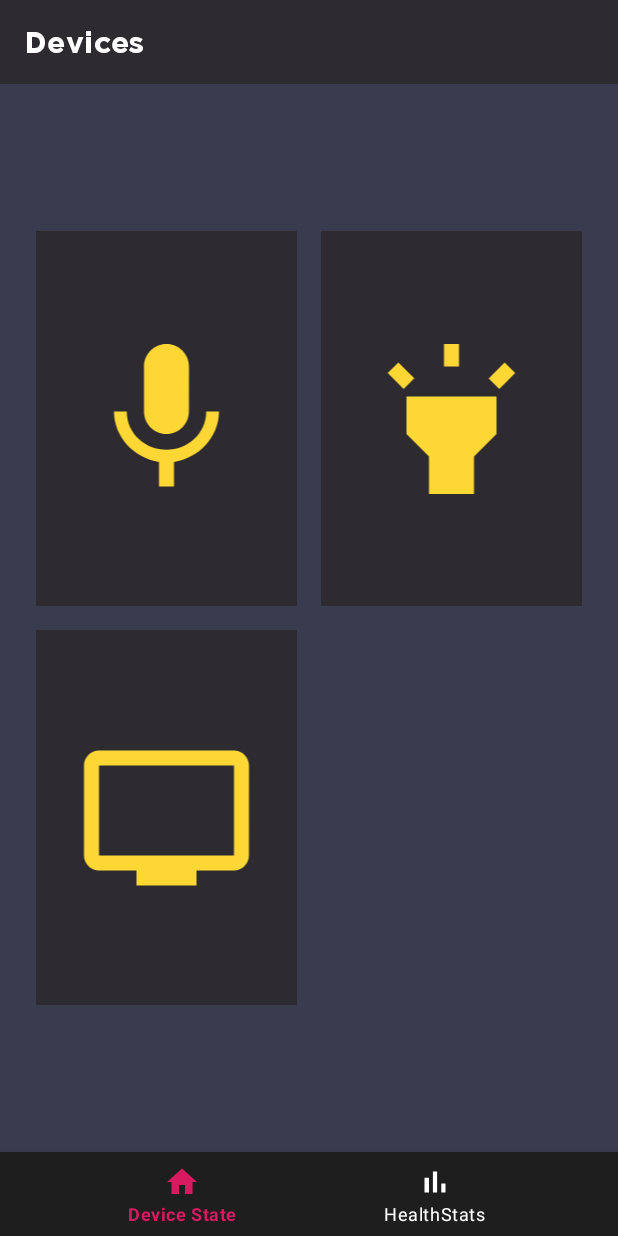
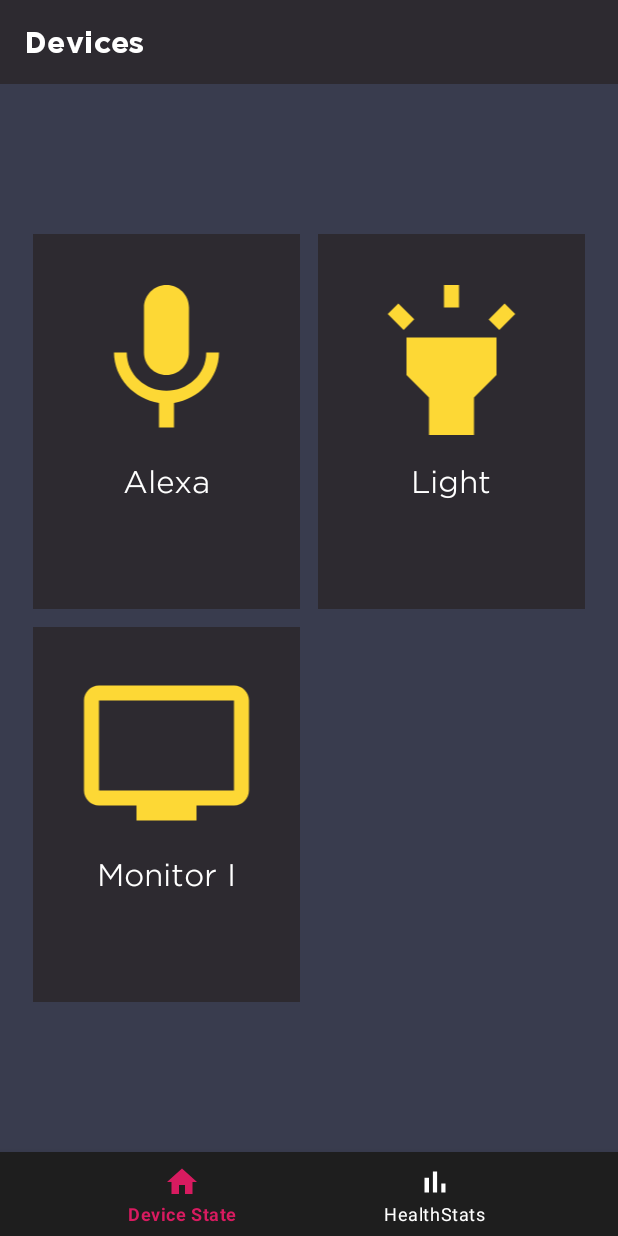
Before and after one commit to jasmeet0915/D.R.A.N.Z.E.R, an Android app: the screen it shows after launch (DranzerActivity), on a phone screen of 412 x 824 dp. Run offline under Robolectric (Android 15) with nearby library versions, the phone set to English and light mode, and no system bars; our stand-ins replace navigation-ui.

Commit message:
Adds theme for Dranzer H6 text
- Adds device title on `DeviceStateFragment`

```diff
--- a/dranzer-app/app/src/main/java/com/developers/dranzer/data/Device.kt
+++ b/dranzer-app/app/src/main/java/com/developers/dranzer/data/Device.kt
@@ -5,6 +5,7 @@ import com.developers.dranzer.R
 interface DeviceInterface {
     fun getTopic(): String
     fun getImage(): Int
+    fun getDeviceName(): String
 }
 
 enum class Device : DeviceInterface {
@@ -16,6 +17,10 @@ enum class Device : DeviceInterface {
         override fun getImage(): Int {
             return R.drawable.baseline_mic_black_48dp
         }
+
+        override fun getDeviceName(): String {
+            return "Alexa"
+        }
     },
     ROOM_LIGHT {
         override fun getTopic(): String {
@@ -25,6 +30,10 @@ enum class Device : DeviceInterface {
         override fun getImage(): Int {
             return R.drawable.baseline_highlight_yellow_600_48dp
         }
+
+        override fun getDeviceName(): String {
+            return "Light"
+        }
     },
     ALL {
         override fun getTopic(): String {
@@ -33,6 +42,10 @@ enum class Device : DeviceInterface {
 
         override fun getImage(): Int {
             TODO("Not yet implemented")
+        }
+
+        override fun getDeviceName(): String {
+            return "all"
         }
     };
 
@@ -45,6 +58,10 @@ enum class Device : DeviceInterface {
             override fun getImage(): Int {
                 TODO("Not yet implemented")
             }
+
+            override fun getDeviceName(): String {
+                return "Extension I"
+            }
         },
         EXTENSION_TWO {
             override fun getTopic(): String {
@@ -53,6 +70,10 @@ enum class Device : DeviceInterface {
 
             override fun getImage(): Int {
                 TODO("Not yet implemented")
+            }
+
+            override fun getDeviceName(): String {
+                return "Extension II"
             }
         },
     }
@@ -66,6 +87,10 @@ enum class Device : DeviceInterface {
             override fun getImage(): Int {
                 return R.drawable.baseline_tv_white_48dp
             }
+
+            override fun getDeviceName(): String {
+                return "Monitor I"
+            }
         },
         TWO {
             override fun getTopic(): String {
@@ -75,6 +100,10 @@ enum class Device : DeviceInterface {
             override fun getImage(): Int {
                 return R.drawable.baseline_tv_white_48dp
             }
+
+            override fun getDeviceName(): String {
+                return "Monitor II"
+            }
         };
     }
 }
--- a/dranzer-app/app/src/main/java/com/developers/dranzer/ui/devices/DeviceListAdapter.kt
+++ b/dranzer-app/app/src/main/java/com/developers/dranzer/ui/devices/DeviceListAdapter.kt
@@ -26,6 +26,7 @@ class DeviceListAdapter : ListAdapter<DranzerDevice, DeviceListViewHolder>(Devic
         fun bind(dranzerDevice: DranzerDevice) {
             val imageId = dranzerDevice.device.getImage()
             itemView.deviceImage.setImageResource(imageId)
+            itemView.deviceTitle.text = dranzerDevice.device.getDeviceName()
         }
     }
 
--- a/dranzer-app/app/src/main/res/layout/fragment_device_state.xml
+++ b/dranzer-app/app/src/main/res/layout/fragment_device_state.xml
@@ -1,5 +1,7 @@
 <?xml version="1.0" encoding="utf-8"?>
-<FrameLayout xmlns:android="http://schemas.android.com/apk/res/android"
+<androidx.constraintlayout.widget.ConstraintLayout
+    xmlns:android="http://schemas.android.com/apk/res/android"
+    xmlns:app="http://schemas.android.com/apk/res-auto"
     xmlns:tools="http://schemas.android.com/tools"
     android:layout_width="match_parent"
     android:layout_height="match_parent"
@@ -9,6 +11,10 @@
         android:id="@+id/deviceRecyclerView"
         android:layout_width="match_parent"
         android:layout_height="match_parent"
-        android:layout_margin="16dp"/>
+        android:layout_marginStart="16dp"
+        android:layout_marginEnd="16dp"
+        app:layout_constraintEnd_toEndOf="parent"
+        app:layout_constraintStart_toStartOf="parent"
+        app:layout_constraintTop_toTopOf="parent"/>
 
-</FrameLayout>
+</androidx.constraintlayout.widget.ConstraintLayout>
--- a/dranzer-app/app/src/main/res/layout/row_device.xml
+++ b/dranzer-app/app/src/main/res/layout/row_device.xml
@@ -1,18 +1,35 @@
 <?xml version="1.0" encoding="utf-8"?>
 <androidx.constraintlayout.widget.ConstraintLayout xmlns:android="http://schemas.android.com/apk/res/android"
     xmlns:app="http://schemas.android.com/apk/res-auto"
+    xmlns:tools="http://schemas.android.com/tools"
     android:layout_width="match_parent"
     android:layout_height="250dp"
-    android:layout_margin="8dp"
-     android:background="@color/colorPrimary">
+    android:layout_margin="6dp"
+    android:background="@color/colorPrimary">
 
     <ImageView
         android:id="@+id/deviceImage"
         android:layout_width="match_parent"
         android:layout_height="120dp"
+        android:layout_marginTop="24dp"
         android:src="@drawable/baseline_mic_black_48dp"
         app:layout_constraintBottom_toBottomOf="parent"
         app:layout_constraintEnd_toEndOf="parent"
         app:layout_constraintStart_toStartOf="parent"
-        app:layout_constraintTop_toTopOf="parent" />
+        app:layout_constraintTop_toTopOf="parent"
+        app:layout_constraintVertical_bias="0" />
+
+    <TextView
+        android:id="@+id/deviceTitle"
+        style="@style/Theme.Dranzer.Text.H6"
+        android:layout_width="0dp"
+        android:layout_height="wrap_content"
+        android:layout_marginTop="8dp"
+        android:gravity="center"
+        android:textColor="@color/white"
+        app:layout_constraintEnd_toEndOf="parent"
+        app:layout_constraintStart_toStartOf="parent"
+        app:layout_constraintTop_toBottomOf="@+id/deviceImage"
+        tools:text="Alexa" />
+
 </androidx.constraintlayout.widget.ConstraintLayout>
--- a/dranzer-app/app/src/main/res/values/themes.xml
+++ b/dranzer-app/app/src/main/res/values/themes.xml
@@ -21,4 +21,14 @@
         <item name="android:background">@color/colorPrimary</item>
         <item name="android:fontFamily">@font/gotham_bold</item>
     </style>
+
+
+    <style name="Theme.Dranzer.Text">
+        <item name="android:textStyle">normal</item>
+        <item name="android:fontFamily">@font/gotham</item>
+    </style>
+
+    <style name="Theme.Dranzer.Text.H6">
+        <item name="android:textSize">20sp</item>
+    </style>
 </resources>
```
